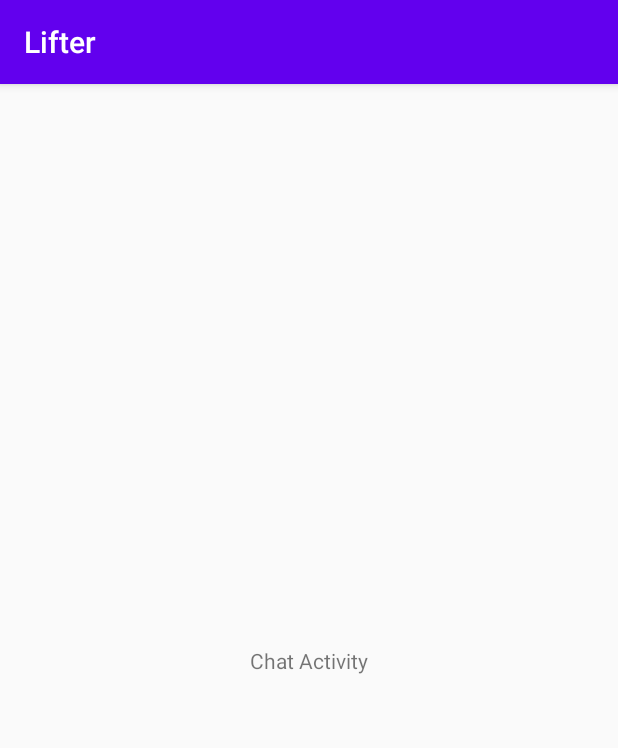
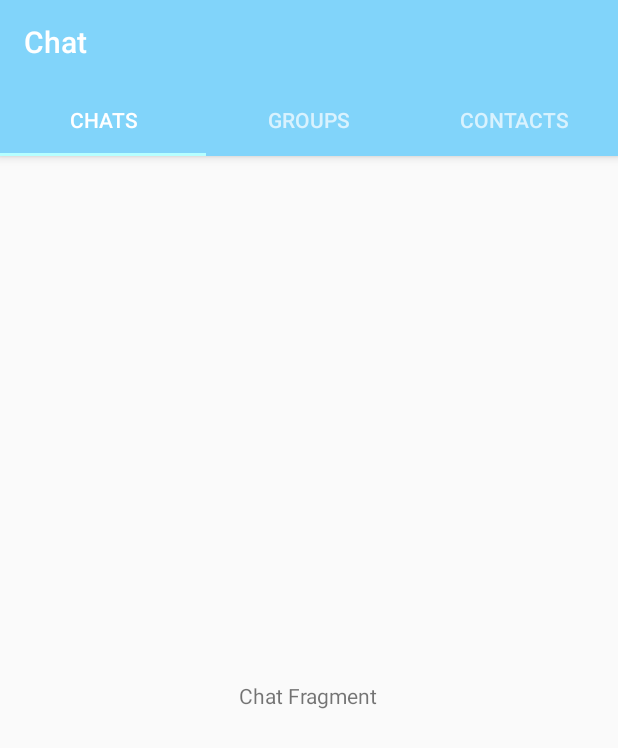
Before and after one commit to DeclanSweeney/lifter_inc, an Android app: the screen it shows after launch (ChatActivity), after a tap on "CHAT", on a phone screen of 412 x 824 dp. Shown: the top 748 px of the screen. Run offline under Robolectric (Android 15) with nearby library versions, the phone set to English and light mode, and no system bars.

Commit message:
Adds buttons to linear layout and adds toolbar

```diff
--- a/Lifter/app/build.gradle
+++ b/Lifter/app/build.gradle
@@ -1,4 +1,5 @@
 apply plugin: 'com.android.application'
+apply plugin: 'com.google.gms.google-services'
 
 android {
     compileSdkVersion 29
@@ -27,7 +28,12 @@ dependencies {
     implementation fileTree(dir: 'libs', include: ['*.jar'])
 
     implementation 'androidx.appcompat:appcompat:1.1.0'
+    implementation 'com.google.android.material:material:1.0.0-rc01'
     implementation 'androidx.constraintlayout:constraintlayout:1.1.3'
+    implementation 'com.google.firebase:firebase-auth:16.0.5'
+    implementation 'com.google.firebase:firebase-database:16.0.4'
+    implementation 'com.google.firebase:firebase-storage:16.0.4'
+    implementation 'androidx.legacy:legacy-support-v4:1.0.0'
     testImplementation 'junit:junit:4.12'
     androidTestImplementation 'androidx.test.ext:junit:1.1.1'
     androidTestImplementation 'androidx.test.espresso:espresso-core:3.2.0'
--- a/Lifter/app/src/main/java/com/example/lifter/ChatActivity.java
+++ b/Lifter/app/src/main/java/com/example/lifter/ChatActivity.java
@@ -1,14 +1,34 @@
 package com.example.lifter;
 
 import androidx.appcompat.app.AppCompatActivity;
+import androidx.appcompat.widget.Toolbar;
+import androidx.viewpager.widget.ViewPager;
 
 import android.os.Bundle;
 
+import com.google.android.material.tabs.TabLayout;
+
+import java.util.Objects;
+
 public class ChatActivity extends AppCompatActivity {
+    private Toolbar chatToolbar;
+    private ViewPager viewPager;
+    private TabLayout tabLayout;
+    private TabsAccessorAdapter tabsAccessorAdapter;
 
     @Override
     protected void onCreate(Bundle savedInstanceState) {
         super.onCreate(savedInstanceState);
         setContentView(R.layout.activity_chat);
+
+        chatToolbar = findViewById(R.id.chat_page_toolbar);
+        setSupportActionBar(chatToolbar);
+        Objects.requireNonNull(getSupportActionBar()).setTitle("Chat");
+
+        viewPager = findViewById(R.id.chat_tabs_pager);
+        tabsAccessorAdapter = new TabsAccessorAdapter(getSupportFragmentManager());
+        viewPager.setAdapter(tabsAccessorAdapter);
+        tabLayout = findViewById(R.id.chat_tabs);
+        tabLayout.setupWithViewPager(viewPager);
     }
 }
--- /dev/null
+++ b/Lifter/app/src/main/java/com/example/lifter/ChatsFragment.java
@@ -0,0 +1,28 @@
+package com.example.lifter;
+
+import android.os.Bundle;
+
+import androidx.fragment.app.Fragment;
+
+import android.view.LayoutInflater;
+import android.view.View;
+import android.view.ViewGroup;
+
+
+/**
+ * A simple {@link Fragment} subclass.
+ */
+public class ChatsFragment extends Fragment {
+
+    public ChatsFragment() {
+        // Required empty public constructor
+    }
+
+
+    @Override
+    public View onCreateView(LayoutInflater inflater, ViewGroup container,
+                             Bundle savedInstanceState) {
+        // Inflate the layout for this fragment
+        return inflater.inflate(R.layout.fragment_chats, container, false);
+    }
+}
--- /dev/null
+++ b/Lifter/app/src/main/java/com/example/lifter/GroupsFragment.java
@@ -0,0 +1,64 @@
+package com.example.lifter;
+
+import android.os.Bundle;
+
+import androidx.fragment.app.Fragment;
+
+import android.view.LayoutInflater;
+import android.view.View;
+import android.view.ViewGroup;
+
+
+/**
+ * A simple {@link Fragment} subclass.
+ * Use the {@link GroupsFragment#newInstance} factory method to
+ * create an instance of this fragment.
+ */
+public class GroupsFragment extends Fragment {
+    // TODO: Rename parameter arguments, choose names that match
+    // the fragment initialization parameters, e.g. ARG_ITEM_NUMBER
+    private static final String ARG_PARAM1 = "param1";
+    private static final String ARG_PARAM2 = "param2";
+
+    // TODO: Rename and change types of parameters
+    private String mParam1;
+    private String mParam2;
+
+    public GroupsFragment() {
+        // Required empty public constructor
+    }
+
+    /**
+     * Use this factory method to create a new instance of
+     * this fragment using the provided parameters.
+     *
+     * @param param1 Parameter 1.
+     * @param param2 Parameter 2.
+     * @return A new instance of fragment GroupsFragment.
+     */
+    // TODO: Rename and change types and number of parameters
+    public static GroupsFragment newInstance(String param1, String param2) {
+        GroupsFragment fragment = new GroupsFragment();
+        Bundle args = new Bundle();
+        args.putString(ARG_PARAM1, param1);
+        args.putString(ARG_PARAM2, param2);
+        fragment.setArguments(args);
+        return fragment;
+    }
+
+    @Override
+    public void onCreate(Bundle savedInstanceState) {
+        super.onCreate(savedInstanceState);
+        if (getArguments() != null) {
+            mParam1 = getArguments().getString(ARG_PARAM1);
+            mParam2 = getArguments().getString(ARG_PARAM2);
+        }
+    }
+
+    @Override
+    public View onCreateView(LayoutInflater inflater, ViewGroup container,
+                             Bundle savedInstanceState) {
+        // Inflate the layout for this fragment
+        return inflater.inflate(R.layout.fragment_groups, container, false);
+    }
+}
--- a/Lifter/app/src/main/java/com/example/lifter/MainActivity.java
+++ b/Lifter/app/src/main/java/com/example/lifter/MainActivity.java
@@ -7,23 +7,36 @@ import android.os.Bundle;
 import android.view.View;
 import android.widget.Button;
 import android.widget.Toast;
+import androidx.appcompat.widget.Toolbar;
+import androidx.viewpager.widget.ViewPager;
 
-import java.util.Calendar;
+import com.google.android.material.tabs.TabLayout;
+
+import java.util.Objects;
 
 public class MainActivity extends AppCompatActivity implements View.OnClickListener {
-    Button calendarButton, workoutButton, progressButton, chatButton, surveyButton;
+    private Button calendarButton, workoutButton, progressButton, chatButton, surveyButton;
+    private Toolbar mainToolbar;
+    private ViewPager viewPager;
+    private TabLayout tabLayout;
+
 
     @Override
     protected void onCreate(Bundle savedInstanceState) {
         super.onCreate(savedInstanceState);
         setContentView(R.layout.activity_main);
+        mainToolbar = findViewById(R.id.main_page_toolbar);
+        setSupportActionBar(mainToolbar);
+        Objects.requireNonNull(getSupportActionBar()).setTitle("Lifter");
 
+        //Instantiate the buttons
         calendarButton = findViewById(R.id.button_calendar);
         workoutButton = findViewById(R.id.button_workout);
         progressButton = findViewById(R.id.button_progress);
         surveyButton = findViewById(R.id.button_survey);
         chatButton = findViewById(R.id.button_chat);
 
+        //Set onlclick listeners for the buttons
         calendarButton.setOnClickListener(this);
         workoutButton.setOnClickListener(this);
         progressButton.setOnClickListener(this);
--- /dev/null
+++ b/Lifter/app/src/main/java/com/example/lifter/TabsAccessorAdapter.java
@@ -0,0 +1,49 @@
+package com.example.lifter;
+
+import androidx.annotation.NonNull;
+import androidx.annotation.Nullable;
+import androidx.fragment.app.Fragment;
+import androidx.fragment.app.FragmentManager;
+import androidx.fragment.app.FragmentPagerAdapter;
+
+public class TabsAccessorAdapter extends FragmentPagerAdapter {
+
+    public TabsAccessorAdapter(@NonNull FragmentManager fm) {
+        super(fm);
+    }
+
+    @NonNull
+    @Override
+    public Fragment getItem(int position) {
+             switch (position) {
+                 case 0:
+                     return new ChatsFragment();
+                 case 1:
+                     return new GroupsFragment();
+                 case 2:
+                     return new ContactsFragment();
+                 default:
+                     return null;
+             }
+    }
+
+    @Override
+    public int getCount() {
+        return 3;
+    }
+
+    @Nullable
+    @Override
+    public CharSequence getPageTitle(int position) {
+        switch (position) {
+            case 0:
+                return "Chats";
+            case 1:
+                return "Groups";
+            case 2:
+                return "Contacts";
+            default:
+                return null;
+        }
+    }
+}
--- a/Lifter/app/src/main/res/layout/activity_chat.xml
+++ b/Lifter/app/src/main/res/layout/activity_chat.xml
@@ -1,18 +1,32 @@
 <?xml version="1.0" encoding="utf-8"?>
-<androidx.constraintlayout.widget.ConstraintLayout xmlns:android="http://schemas.android.com/apk/res/android"
+<RelativeLayout xmlns:android="http://schemas.android.com/apk/res/android"
     xmlns:app="http://schemas.android.com/apk/res-auto"
     xmlns:tools="http://schemas.android.com/tools"
     android:layout_width="match_parent"
     android:layout_height="match_parent"
     tools:context=".ChatActivity">
 
-    <TextView
-        android:id="@+id/textView"
-        android:layout_width="wrap_content"
+    <com.google.android.material.appbar.AppBarLayout
+        android:id="@+id/app_bar_Layout"
+        android:layout_width="match_parent"
+        android:layout_height="wrap_content">
+
+        <include
+            android:id="@+id/chat_page_toolbar"
+            layout = "@layout/app_bar_layout" />
+
+        <com.google.android.material.tabs.TabLayout
+            android:id="@+id/chat_tabs"
+            android:layout_width="match_parent"
+            android:layout_height="wrap_content"
+            android:theme="@style/ThemeOverlay.AppCompat.Dark.ActionBar"/>
+
+    </com.google.android.material.appbar.AppBarLayout>
+
+    <androidx.viewpager.widget.ViewPager
+        android:id="@+id/chat_tabs_pager"
+        android:layout_width="match_parent"
         android:layout_height="wrap_content"
-        android:text="Chat Activity"
-        app:layout_constraintBottom_toBottomOf="parent"
-        app:layout_constraintEnd_toEndOf="parent"
-        app:layout_constraintStart_toStartOf="parent"
-        app:layout_constraintTop_toTopOf="parent" />
-</androidx.constraintlayout.widget.ConstraintLayout>
+        android:layout_below="@id/app_bar_Layout"/>
+
+</RelativeLayout>
--- /dev/null
+++ b/Lifter/app/src/main/res/layout/app_bar_layout.xml
@@ -0,0 +1,9 @@
+<?xml version="1.0" encoding="utf-8"?>
+<androidx.appcompat.widget.Toolbar xmlns:android="http://schemas.android.com/apk/res/android"
+    android:id="@+id/main_app_bar"
+    android:background="@color/colorPrimary"
+    android:layout_width="match_parent"
+    android:layout_height="wrap_content"
+    android:theme="@style/ThemeOverlay.AppCompat.Dark.ActionBar">
+
+</androidx.appcompat.widget.Toolbar>
--- /dev/null
+++ b/Lifter/app/src/main/res/layout/fragment_chats.xml
@@ -0,0 +1,15 @@
+<?xml version="1.0" encoding="utf-8"?>
+<RelativeLayout xmlns:android="http://schemas.android.com/apk/res/android"
+    xmlns:tools="http://schemas.android.com/tools"
+    android:layout_width="match_parent"
+    android:layout_height="match_parent"
+    tools:context=".ChatsFragment">
+
+    <!-- TODO: Update blank fragment layout -->
+    <TextView
+        android:layout_width="wrap_content"
+        android:layout_height="wrap_content"
+        android:layout_centerInParent="true"
+        android:text="@string/chat_fragment" />
+
+</RelativeLayout>
--- a/Lifter/app/src/main/res/values/colors.xml
+++ b/Lifter/app/src/main/res/values/colors.xml
@@ -1,6 +1,6 @@
 <?xml version="1.0" encoding="utf-8"?>
 <resources>
-    <color name="colorPrimary">#6200EE</color>
-    <color name="colorPrimaryDark">#3700B3</color>
-    <color name="colorAccent">#03DAC5</color>
+    <color name="colorPrimary">#81d4fa</color>
+    <color name="colorPrimaryDark">#4ba3c7</color>
+    <color name="colorAccent">#b6ffff</color>
 </resources>
--- a/Lifter/app/src/main/res/values/strings.xml
+++ b/Lifter/app/src/main/res/values/strings.xml
@@ -5,4 +5,10 @@
     <string name="progress_button">Progress</string>
     <string name="chat_button">Chat</string>
     <string name="workout_button">Workout</string>
+
+    <!-- TODO: Remove or change this placeholder text -->
+    <string name="hello_blank_fragment">Hello blank fragment</string>
+    <string name="chat_fragment">Chat Fragment</string>
+    <string name="groups_fragment">Groups Fragment</string>
+    <string name="contacts_fragment">Contacts Fragment</string>
 </resources>
--- a/Lifter/app/src/main/res/values/styles.xml
+++ b/Lifter/app/src/main/res/values/styles.xml
@@ -1,7 +1,7 @@
 <resources>
 
     <!-- Base application theme. -->
-    <style name="AppTheme" parent="Theme.AppCompat.Light.DarkActionBar">
+    <style name="AppTheme" parent="Theme.AppCompat.Light.NoActionBar">
         <!-- Customize your theme here. -->
         <item name="colorPrimary">@color/colorPrimary</item>
         <item name="colorPrimaryDark">@color/colorPrimaryDark</item>
--- a/Lifter/build.gradle
+++ b/Lifter/build.gradle
@@ -9,6 +9,7 @@ buildscript {
     }
     dependencies {
         classpath 'com.android.tools.build:gradle:3.6.3'
+        classpath 'com.google.gms:google-services:4.2.0'
 
 
         // NOTE: Do not place your application dependencies here; they belong
```
Also changed, not shown: Lifter/app/src/main/java/com/example/lifter/ContactsFragment.java (added, +28 -0 lines), Lifter/app/src/main/res/layout/activity_main.xml (+45 -10 lines), Lifter/app/src/main/res/layout/fragment_contacts.xml (added, +15 -0 lines), Lifter/app/src/main/res/layout/fragment_groups.xml (added, +15 -0 lines), 1 other file.
